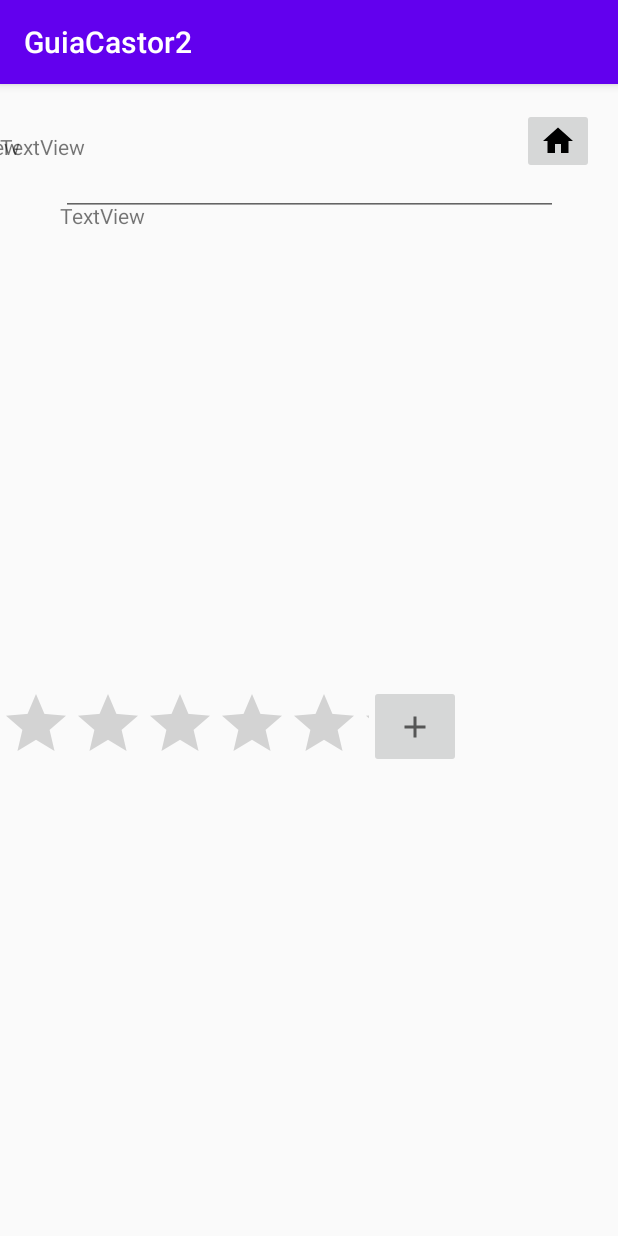
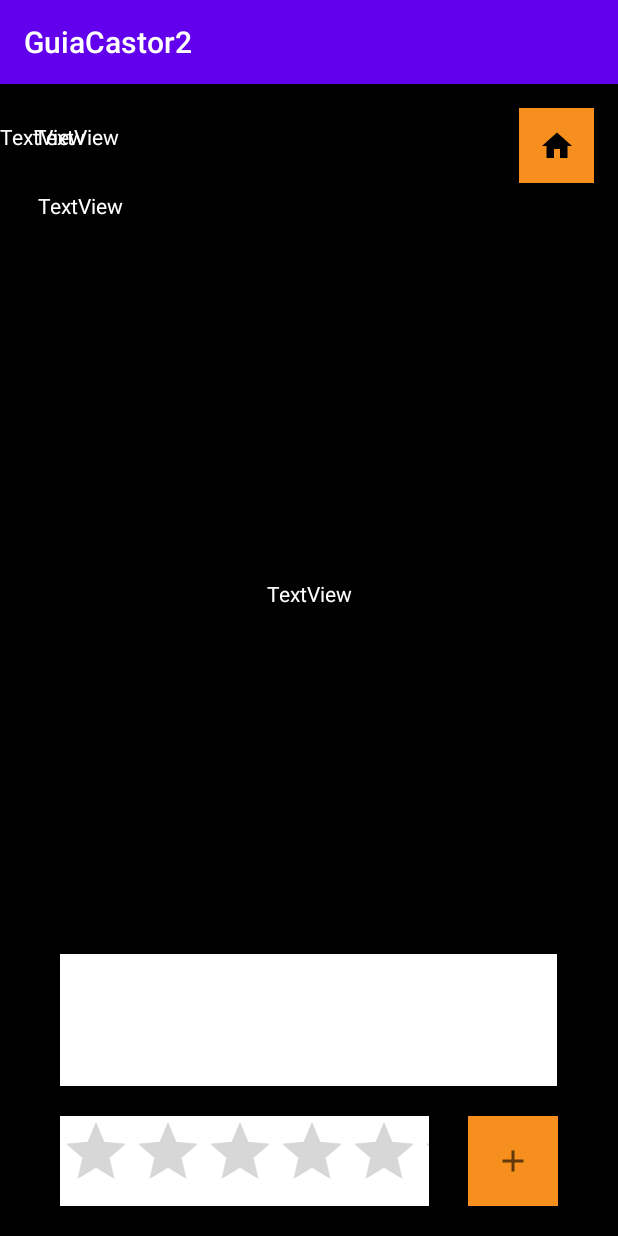
Before and after one commit to MauricioArevaloTorres/GuiaCastor2, an Android app: the Comentarios screen opened directly, with no data from a screen before it, on a phone screen of 412 x 824 dp. Run offline under Robolectric (Android 15) with nearby library versions, the phone set to English and light mode, and no system bars.

Commit message:
cambio estilo

```diff
--- a/app/src/main/res/layout/activity_comentarios.xml
+++ b/app/src/main/res/layout/activity_comentarios.xml
@@ -4,15 +4,19 @@
     xmlns:tools="http://schemas.android.com/tools"
     android:layout_width="match_parent"
     android:layout_height="match_parent"
+    android:background="@color/negro"
     tools:context=".Comentarios">
 
     <TextView
         android:id="@+id/txt_name"
         android:layout_width="87dp"
         android:layout_height="26dp"
-        android:layout_marginTop="32dp"
+        android:layout_marginStart="25dp"
+        android:layout_marginTop="25dp"
         android:text="TextView"
+        android:textColor="@color/blanco"
         app:layout_constraintEnd_toStartOf="@+id/txt_area"
+        app:layout_constraintHorizontal_bias="0.026"
         app:layout_constraintStart_toStartOf="parent"
         app:layout_constraintTop_toTopOf="parent" />
 
@@ -20,9 +24,10 @@
         android:id="@+id/txt_ape"
         android:layout_width="99dp"
         android:layout_height="27dp"
-        android:layout_marginStart="40dp"
+        android:layout_marginStart="25dp"
         android:layout_marginTop="20dp"
         android:text="TextView"
+        android:textColor="@color/blanco"
         app:layout_constraintStart_toStartOf="parent"
         app:layout_constraintTop_toBottomOf="@+id/txt_name" />
 
@@ -31,6 +36,7 @@
         android:layout_width="wrap_content"
         android:layout_height="wrap_content"
         android:text="TextView"
+        android:textColor="@color/blanco"
         app:layout_constraintBottom_toTopOf="@+id/recyclerView"
         app:layout_constraintEnd_toEndOf="parent"
         app:layout_constraintStart_toStartOf="parent"
@@ -40,15 +46,16 @@
         android:id="@+id/txt_area"
         android:layout_width="wrap_content"
         android:layout_height="wrap_content"
-        android:layout_marginTop="32dp"
+        android:layout_marginTop="25dp"
         android:text="TextView"
+        android:textColor="@color/blanco"
         app:layout_constraintTop_toTopOf="parent"
         tools:layout_editor_absoluteX="150dp" />
 
     <androidx.recyclerview.widget.RecyclerView
         android:id="@+id/recyclerView"
         android:layout_width="409dp"
-        android:layout_height="260dp"
+        android:layout_height="wrap_content"
         android:layout_marginStart="1dp"
         android:layout_marginEnd="1dp"
         app:layout_constraintBottom_toTopOf="@+id/txt_come"
@@ -61,36 +68,46 @@
         android:layout_height="88dp"
         android:layout_marginStart="40dp"
         android:layout_marginEnd="40dp"
+        android:layout_marginBottom="20dp"
+        android:background="@color/blanco"
         android:ems="10"
         android:gravity="start|top"
         android:inputType="textMultiLine"
+        app:layout_constraintBottom_toTopOf="@+id/rtn_cali"
         app:layout_constraintEnd_toEndOf="parent"
-        app:layout_constraintStart_toStartOf="parent"
-        tools:layout_editor_absoluteY="489dp" />
+        app:layout_constraintHorizontal_bias="0.0"
+        app:layout_constraintStart_toStartOf="parent" />
 
     <RatingBar
         android:id="@+id/rtn_cali"
         android:layout_width="246dp"
-        android:layout_height="51dp"
+        android:layout_height="60dp"
+        android:layout_marginStart="40dp"
+        android:layout_marginBottom="20dp"
+        android:background="@color/blanco"
         app:layout_constraintBottom_toBottomOf="parent"
-        app:layout_constraintTop_toBottomOf="@+id/txt_come"
-        tools:layout_editor_absoluteX="40dp" />
+        app:layout_constraintEnd_toStartOf="@+id/imageButton"
+        app:layout_constraintHorizontal_bias="0.0"
+        app:layout_constraintStart_toStartOf="parent" />
 
     <ImageButton
         android:id="@+id/imageButton"
-        android:layout_width="61dp"
-        android:layout_height="55dp"
+        android:layout_width="60dp"
+        android:layout_height="60dp"
+        android:layout_marginEnd="40dp"
+        android:layout_marginBottom="20dp"
+        android:background="@color/naranja"
         android:src="@drawable/ic_baseline_add_24"
         app:layout_constraintBottom_toBottomOf="parent"
-        app:layout_constraintStart_toEndOf="@+id/rtn_cali"
-        app:layout_constraintTop_toBottomOf="@+id/txt_come" />
+        app:layout_constraintEnd_toEndOf="parent" />
 
     <ImageButton
         android:id="@+id/imageButton2"
-        android:layout_width="wrap_content"
-        android:layout_height="wrap_content"
+        android:layout_width="50dp"
+        android:layout_height="50dp"
         android:layout_marginTop="16dp"
         android:layout_marginEnd="16dp"
+        android:background="@color/naranja"
         android:src="@drawable/ic_home_black_24dp"
         app:layout_constraintEnd_toEndOf="parent"
         app:layout_constraintTop_toTopOf="parent" />
--- a/app/src/main/res/layout/fragment_dashboard.xml
+++ b/app/src/main/res/layout/fragment_dashboard.xml
@@ -4,6 +4,7 @@
     xmlns:tools="http://schemas.android.com/tools"
     android:layout_width="match_parent"
     android:layout_height="match_parent"
+    android:background="@color/negro"
     tools:context=".ui.dashboard.DashboardFragment">
 
     <TextView
@@ -14,6 +15,7 @@
         android:layout_marginTop="8dp"
         android:layout_marginEnd="8dp"
         android:textAlignment="center"
+        android:textColor="@color/blanco"
         android:textSize="20sp"
         app:layout_constraintBottom_toBottomOf="parent"
         app:layout_constraintEnd_toEndOf="parent"
--- a/app/src/main/res/layout/fragment_find.xml
+++ b/app/src/main/res/layout/fragment_find.xml
@@ -5,6 +5,7 @@
     android:id="@+id/txt_srch"
     android:layout_width="match_parent"
     android:layout_height="match_parent"
+    android:background="@color/negro"
     tools:context=".ui.find.FindFragment">
 
     <EditText
@@ -13,6 +14,7 @@
         android:layout_height="wrap_content"
         android:layout_marginStart="16dp"
         android:layout_marginTop="16dp"
+        android:background="@color/blanco"
         android:ems="10"
         android:inputType="textPersonName"
         android:text="Name"
--- a/app/src/main/res/layout/fragment_home.xml
+++ b/app/src/main/res/layout/fragment_home.xml
@@ -4,6 +4,7 @@
     xmlns:tools="http://schemas.android.com/tools"
     android:layout_width="match_parent"
     android:layout_height="match_parent"
+    android:background="@color/negro"
     tools:context=".ui.home.HomeFragment">
 
     <androidx.recyclerview.widget.RecyclerView
--- a/app/src/main/res/layout/fragment_notifications.xml
+++ b/app/src/main/res/layout/fragment_notifications.xml
@@ -4,6 +4,7 @@
     xmlns:tools="http://schemas.android.com/tools"
     android:layout_width="match_parent"
     android:layout_height="match_parent"
+    android:background="@color/negro"
     tools:context=".ui.notifications.NotificationsFragment">
 
     <TextView
@@ -14,6 +15,7 @@
         android:layout_marginTop="8dp"
         android:layout_marginEnd="8dp"
         android:textAlignment="center"
+        android:textColor="@color/blanco"
         android:textSize="20sp"
         app:layout_constraintBottom_toBottomOf="parent"
         app:layout_constraintEnd_toEndOf="parent"
--- a/app/src/main/res/layout/list_item_single.xml
+++ b/app/src/main/res/layout/list_item_single.xml
@@ -3,7 +3,8 @@
     xmlns:app="http://schemas.android.com/apk/res-auto"
     xmlns:tools="http://schemas.android.com/tools"
     android:layout_width="match_parent"
-    android:layout_height="200dp">
+    android:layout_height="200dp"
+    android:background="@color/negro">
 
     <TextView
         android:id="@+id/txt_name"
@@ -12,6 +13,7 @@
         android:layout_marginStart="44dp"
         android:layout_marginTop="72dp"
         android:text="TextView"
+        android:textColor="@color/blanco"
         app:layout_constraintStart_toStartOf="parent"
         app:layout_constraintTop_toTopOf="parent" />
 
@@ -21,6 +23,7 @@
         android:layout_height="24dp"
         android:layout_marginStart="44dp"
         android:text="TextView"
+        android:textColor="@color/blanco"
         app:layout_constraintBottom_toBottomOf="parent"
         app:layout_constraintStart_toStartOf="parent"
         app:layout_constraintTop_toBottomOf="@+id/txt_name"
@@ -31,6 +34,7 @@
         android:layout_width="wrap_content"
         android:layout_height="wrap_content"
         android:text="TextView"
+        android:textColor="@color/blanco"
         app:layout_constraintBottom_toBottomOf="parent"
         app:layout_constraintEnd_toEndOf="parent"
         app:layout_constraintHorizontal_bias="0.079"
--- a/app/src/main/res/values/colors.xml
+++ b/app/src/main/res/values/colors.xml
@@ -6,4 +6,9 @@
     <color name="grey_100">#F5F5F5</color>
     <color name="grey_300">#E0E0E0</color>
     <color name="grey_500">#9E9E9E</color>
+    <color name="naranja">#F78F1E</color>
+    <color name="negro">#000000</color>
+    <color name="blanco">#FFFFFF</color>
+    <color name="azul">#0067B2</color>
+
 </resources>
```
Also changed, not shown: app/src/main/res/layout/activity_auth_firebase.xml (+19 -5 lines), app/src/main/res/layout/activity_principal.xml (+3 -4 lines), app/src/main/res/layout/fragment_add.xml (+15 -7 lines).
